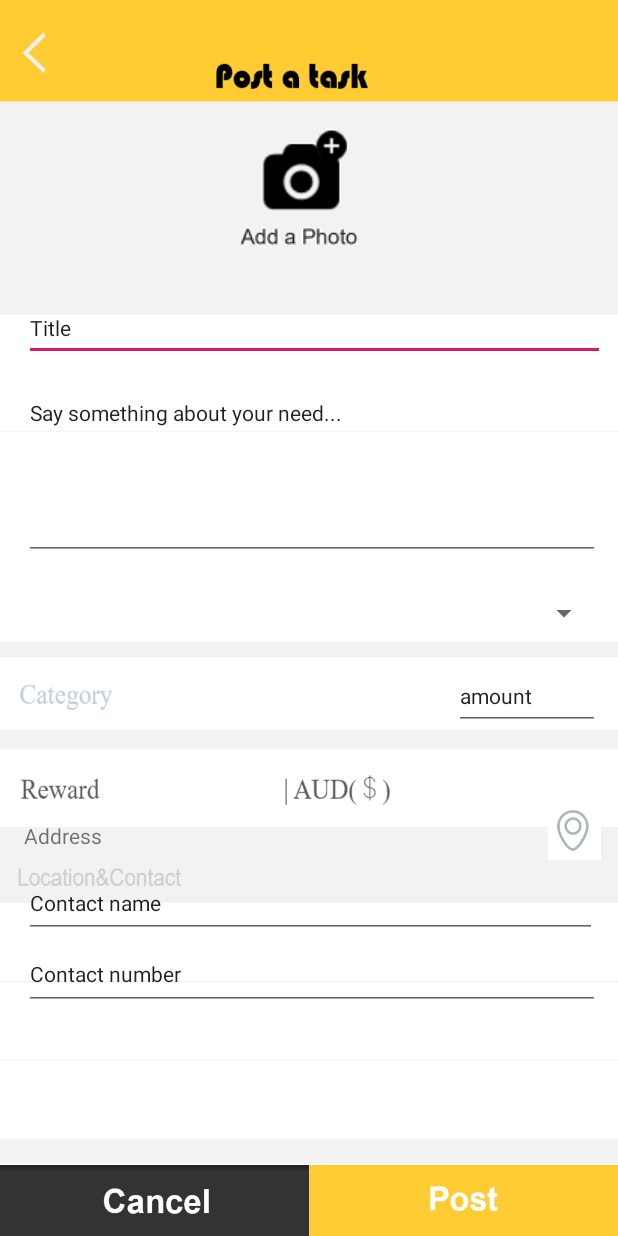
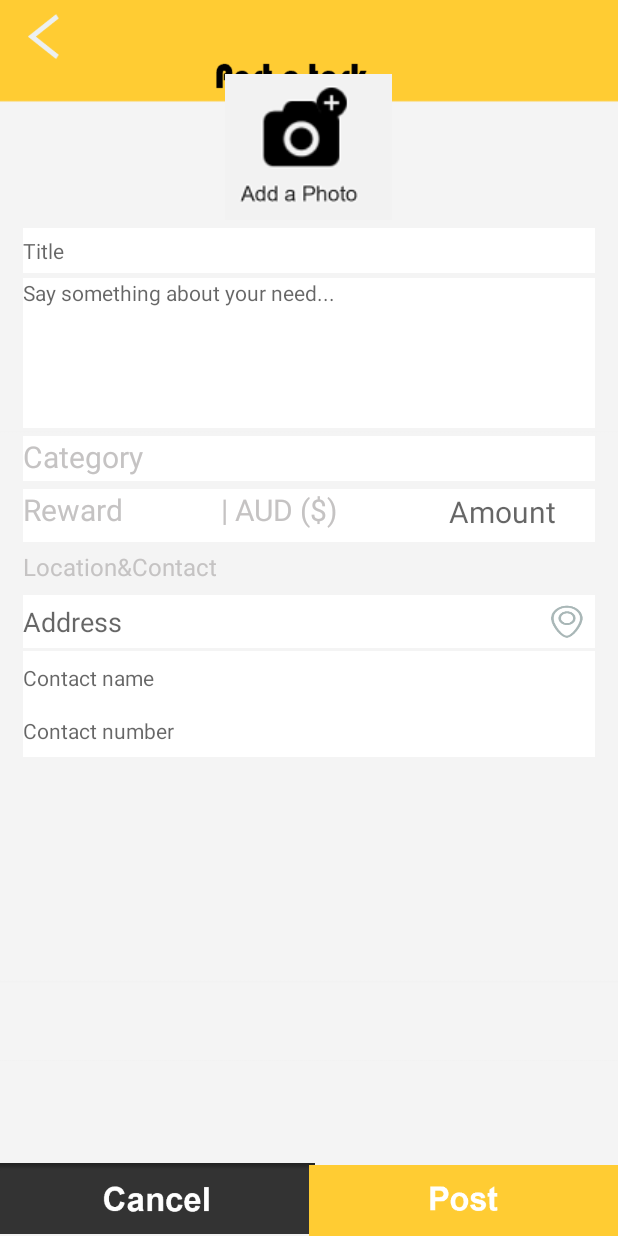
Before and after one commit to BuaaFreeTime/LazyGod, an Android app: the layout activity_post_task.xml on its own in the app's theme, with its tools: preview values and no code run, on a phone screen of 412 x 824 dp. Run offline under Robolectric (Android 15) with nearby library versions, the phone set to English and light mode, and no system bars.

Commit message:
change layout

```diff
--- a/app/src/main/res/layout/activity_post_task.xml
+++ b/app/src/main/res/layout/activity_post_task.xml
@@ -1,8 +1,7 @@
 <?xml version="1.0" encoding="utf-8"?>
-<androidx.constraintlayout.widget.ConstraintLayout xmlns:android="http://schemas.android.com/apk/res/android"
-    xmlns:app="http://schemas.android.com/apk/res-auto"
-    xmlns:tools="http://schemas.android.com/tools"
+<RelativeLayout xmlns:android="http://schemas.android.com/apk/res/android"
     android:id="@+id/linearLayout3"
+    android:orientation="vertical"
     android:layout_width="match_parent"
     android:layout_height="match_parent"
     android:background="@drawable/post">
@@ -11,131 +10,181 @@
         android:id="@+id/button10"
         android:layout_width="210dp"
         android:layout_height="47dp"
-        android:background="@drawable/cancelbutton"
-        app:layout_constraintBottom_toBottomOf="parent"
-        app:layout_constraintStart_toStartOf="parent" />
+        android:layout_alignParentLeft="true"
+        android:layout_alignParentBottom="true"
+        android:layout_marginLeft="0dp"
+        android:layout_marginBottom="1dp"
+        android:background="@drawable/cancelbutton" />
 
     <Button
         android:id="@+id/button11"
         android:layout_width="206dp"
         android:layout_height="47dp"
         android:background="@drawable/postbutton"
-        app:layout_constraintBottom_toBottomOf="parent"
-        app:layout_constraintEnd_toEndOf="parent" />
+        android:layout_alignParentBottom="true"
+        android:layout_alignParentRight="true" />
 
     <Button
         android:id="@+id/button9"
-        android:layout_width="40dp"
-        android:layout_height="40dp"
+        android:layout_width="53dp"
+        android:layout_height="44dp"
+        android:layout_alignParentLeft="true"
         android:layout_marginStart="4dp"
-        android:layout_marginTop="16dp"
-        android:background="@drawable/backbutton"
-        app:layout_constraintStart_toStartOf="parent"
-        app:layout_constraintTop_toTopOf="parent" />
+        android:layout_marginTop="3dp"
+        android:background="@drawable/backbutton" />
 
     <ImageView
         android:id="@+id/imageView"
         android:layout_width="wrap_content"
         android:layout_height="wrap_content"
-        android:layout_marginStart="150dp"
-        android:layout_marginTop="78dp"
-        app:layout_constraintStart_toStartOf="parent"
-        app:layout_constraintTop_toTopOf="parent"
-        app:srcCompat="@drawable/addaphotobutton" />
+        android:layout_below="@+id/button9"
+        android:layout_marginTop="2dp"
+        android:layout_centerHorizontal="true"
+        android:background="@drawable/addaphotobutton"
+         />
 
     <EditText
         android:id="@+id/editText11"
-        android:layout_width="387dp"
-        android:layout_height="43dp"
-        android:layout_marginStart="16dp"
-        android:layout_marginTop="197dp"
+        android:layout_marginLeft="15dp"
+        android:layout_marginRight="15dp"
+        android:layout_width="match_parent"
+        android:layout_height="30dp"
+        android:layout_below="@+id/imageView"
+        android:layout_marginTop="5dp"
+        android:background="#FFFFFF"
         android:ems="10"
         android:inputType="textPersonName"
-        android:text="Title"
-        android:textSize="14sp"
-        app:layout_constraintStart_toStartOf="parent"
-        app:layout_constraintTop_toTopOf="parent" />
+        android:hint="Title"
+        android:textSize="14sp" />
 
     <EditText
         android:id="@+id/editText12"
-        android:layout_width="384dp"
-        android:layout_height="118dp"
-        android:layout_marginStart="16dp"
-        android:layout_marginTop="255dp"
+        android:layout_width="match_parent"
+        android:layout_height="100dp"
+        android:layout_below="@+id/editText11"
+        android:layout_marginLeft="15dp"
+        android:layout_marginTop="3dp"
+        android:layout_marginRight="15dp"
+        android:background="#FFFFFF"
         android:ems="10"
         android:gravity="start|top"
+        android:hint="Say something about your need..."
         android:inputType="textMultiLine"
-        android:text="Say something about your need..."
+        android:textSize="14sp" />
+
+    <TextView
+        android:id="@+id/textView10"
+        android:layout_width="match_parent"
+        android:layout_height="30dp"
+        android:layout_below="@+id/editText12"
+        android:layout_marginLeft="15dp"
+        android:layout_marginTop="5dp"
+        android:layout_marginRight="15dp"
+        android:background="#FFFFFF"
+        android:text="Category"
+        android:textColor="#FDC5C3C3"
+        android:textSize="20sp" />
+
+    <Spinner
+        android:id="@+id/spinner3"
+        android:layout_width="212dp"
+        android:layout_height="30dp"
+        android:layout_below="@+id/editText12"
+        android:layout_marginTop="15dp"
+        android:layout_alignRight="@+id/textView10"
+        />
+
+
+
+    <EditText
+        android:id="@+id/editText10"
+        android:layout_marginLeft="15dp"
+        android:layout_marginRight="15dp"
+        android:layout_width="match_parent"
+        android:layout_height="35dp"
+        android:ems="10"
+        android:inputType="textPersonName"
+        android:hint="Contact name"
         android:textSize="14sp"
-        app:layout_constraintStart_toStartOf="parent"
-        app:layout_constraintTop_toTopOf="parent" />
+        android:layout_below="@+id/editText15"
+        android:layout_marginTop="2dp"
+        android:background="#FFFFFF"
+        />
+
+    <EditText
+        android:id="@+id/editText14"
+        android:layout_width="match_parent"
+        android:layout_height="35dp"
+        android:layout_below="@+id/editText10"
+        android:layout_marginLeft="15dp"
+        android:layout_marginTop="0dp"
+        android:layout_marginRight="15dp"
+        android:background="#FFFFFF"
+        android:ems="10"
+        android:hint="Contact number"
+        android:inputType="textPersonName"
+        android:textSize="14sp" />
+
+    <TextView
+        android:id="@+id/textView12"
+        android:layout_width="match_parent"
+        android:layout_height="35dp"
+        android:layout_below="@+id/textView10"
+        android:layout_marginTop="5dp"
+        android:layout_marginLeft="15dp"
+        android:layout_marginRight="15dp"
+        android:text="Reward              | AUD ($)"
+        android:textColor="#FDC5C3C3"
+        android:textSize="20sp"
+        android:background="#FFFFFF"
+        />
 
     <EditText
         android:id="@+id/editText13"
         android:layout_width="97dp"
-        android:layout_height="45dp"
-        android:layout_marginTop="441dp"
-        android:layout_marginEnd="12dp"
+        android:layout_height="30dp"
         android:ems="10"
         android:inputType="textPersonName"
-        android:text="amount"
-        android:textSize="14sp"
-        app:layout_constraintEnd_toEndOf="parent"
-        app:layout_constraintTop_toTopOf="parent" />
+        android:hint="Amount"
+        android:textSize="20sp"
+        android:layout_below="@+id/textView10"
+        android:layout_marginTop="5dp"
+        android:layout_alignRight="@+id/textView12"
+        android:background="#FFFFFF"
+        />
 
-    <Spinner
-        android:id="@+id/spinner3"
-        android:layout_width="212dp"
-        android:layout_height="37dp"
-        android:layout_marginTop="390dp"
-        android:layout_marginEnd="12dp"
-        app:layout_constraintEnd_toEndOf="parent"
-        app:layout_constraintTop_toTopOf="parent" />
+    <TextView
+        android:id="@+id/textView11"
+        android:layout_width="match_parent"
+        android:layout_height="20dp"
+        android:layout_below="@+id/textView12"
+        android:layout_marginTop="5dp"
+        android:layout_marginLeft="15dp"
+        android:layout_marginRight="15dp"
+        android:text="Location&amp;Contact"
+        android:textColor="#FDC5C3C3"
+        android:textSize="16sp" />
 
     <EditText
-        android:id="@+id/editText10"
-        android:layout_width="382dp"
-        android:layout_height="46dp"
-        android:layout_marginStart="16dp"
-        android:layout_marginTop="579dp"
-        android:ems="10"
-        android:inputType="textPersonName"
-        android:text="Contact name"
-        android:textSize="14sp"
-        app:layout_constraintStart_toStartOf="parent"
-        app:layout_constraintTop_toTopOf="parent" />
-
-    <EditText
-        android:id="@+id/editText14"
-        android:layout_width="384dp"
-        android:layout_height="48dp"
-        android:layout_marginStart="16dp"
-        android:layout_marginTop="625dp"
-        android:ems="10"
-        android:inputType="textPersonName"
-        android:text="Contact number"
-        android:textSize="14sp"
-        app:layout_constraintStart_toStartOf="parent"
-        app:layout_constraintTop_toTopOf="parent" />
-
-    <TextView
-        android:id="@+id/textView"
-        android:layout_width="342dp"
-        android:layout_height="26dp"
-        android:layout_marginStart="16dp"
-        android:layout_marginTop="547dp"
-        android:text="Address"
-        app:layout_constraintStart_toStartOf="parent"
-        app:layout_constraintTop_toTopOf="parent" />
+        android:id="@+id/editText15"
+        android:layout_marginLeft="15dp"
+        android:layout_marginRight="15dp"
+        android:layout_width="match_parent"
+        android:layout_height="35dp"
+        android:hint="Address"
+        android:layout_below="@+id/textView11"
+        android:layout_marginTop="10dp"
+        android:background="#FFFFFF"
+         />
 
     <Button
         android:id="@+id/button8"
         android:layout_width="35dp"
-        android:layout_height="38dp"
-        android:layout_marginTop="535dp"
-        android:layout_marginEnd="11dp"
+        android:layout_height="30dp"
         android:background="@drawable/locationbutton"
-        app:layout_constraintEnd_toEndOf="parent"
-        app:layout_constraintTop_toTopOf="parent" />
+        android:layout_above="@+id/editText10"
+        android:layout_marginBottom="2dp"
+        android:layout_alignRight="@+id/editText15"
+        />
 
-</androidx.constraintlayout.widget.ConstraintLayout>
+    </RelativeLayout>
```
Also changed, not shown: app/src/main/res/layout/activity_my_task.xml (+31 -38 lines), app/src/main/res/layout/activity_signin.xml (+53 -54 lines), app/src/main/res/layout/activity_task.xml (+9 -11 lines), app/src/main/res/drawable/post.png, app/src/main/res/drawable/signin.png, app/src/main/res/drawable/signintext.png (added), app/src/main/res/drawable/task.png.
